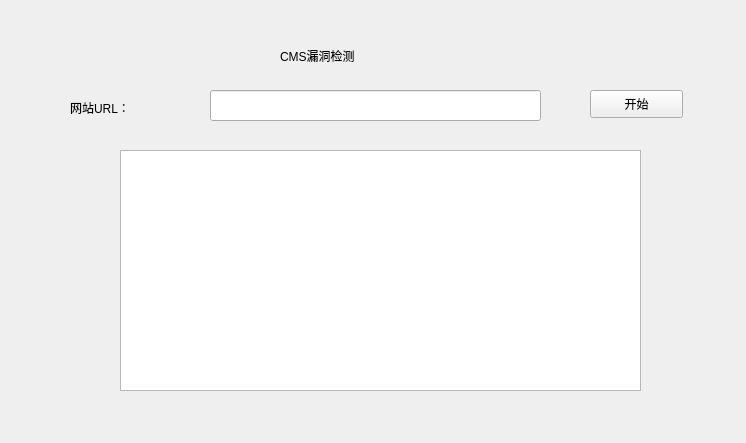
Qt form LD_cms.ui (KingXS/Light_WebScan) before a commit.
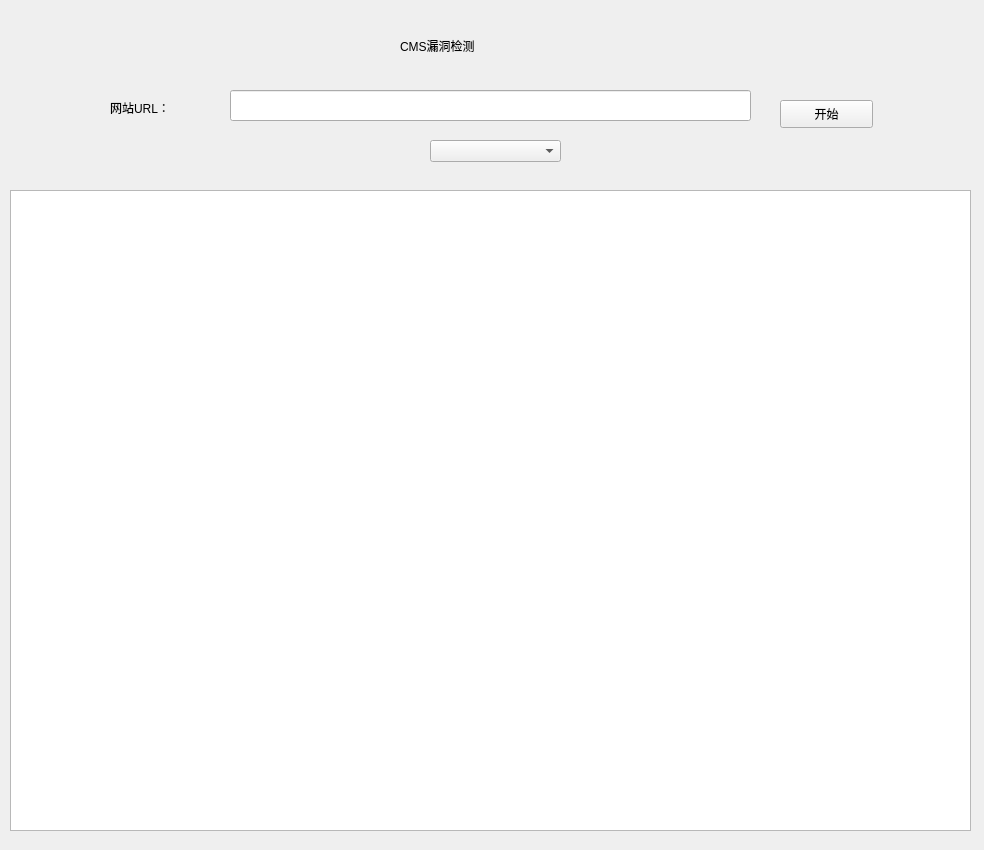
The same form after that commit. Icons and pictures are not drawn.

The edit to the form file:
```diff
--- a/LD_cms.ui
+++ b/LD_cms.ui
@@ -6,8 +6,8 @@
    <rect>
     <x>0</x>
     <y>0</y>
-    <width>746</width>
-    <height>443</height>
+    <width>984</width>
+    <height>850</height>
    </rect>
   </property>
   <property name="windowTitle">
@@ -20,8 +20,8 @@
   <widget class="QLabel" name="label">
    <property name="geometry">
     <rect>
-     <x>280</x>
-     <y>10</y>
+     <x>400</x>
+     <y>0</y>
      <width>251</width>
      <height>91</height>
     </rect>
@@ -36,7 +36,7 @@
   <widget class="QLabel" name="label_2">
    <property name="geometry">
     <rect>
-     <x>70</x>
+     <x>110</x>
      <y>100</y>
      <width>72</width>
      <height>15</height>
@@ -49,9 +49,9 @@
   <widget class="QLineEdit" name="lineEdit">
    <property name="geometry">
     <rect>
-     <x>210</x>
+     <x>230</x>
      <y>90</y>
-     <width>331</width>
+     <width>521</width>
      <height>31</height>
     </rect>
    </property>
@@ -59,8 +59,8 @@
   <widget class="QPushButton" name="pushButton">
    <property name="geometry">
     <rect>
-     <x>590</x>
-     <y>90</y>
+     <x>780</x>
+     <y>100</y>
      <width>93</width>
      <height>28</height>
     </rect>
@@ -69,13 +69,23 @@
     <string>开始</string>
    </property>
   </widget>
-  <widget class="QTextEdit" name="textEdit">
+  <widget class="QComboBox" name="comboBox">
    <property name="geometry">
     <rect>
-     <x>120</x>
-     <y>150</y>
-     <width>521</width>
-     <height>241</height>
+     <x>430</x>
+     <y>140</y>
+     <width>131</width>
+     <height>22</height>
+    </rect>
+   </property>
+  </widget>
+  <widget class="QTextBrowser" name="textBrowser">
+   <property name="geometry">
+    <rect>
+     <x>10</x>
+     <y>190</y>
+     <width>961</width>
+     <height>641</height>
     </rect>
    </property>
   </widget>
```
